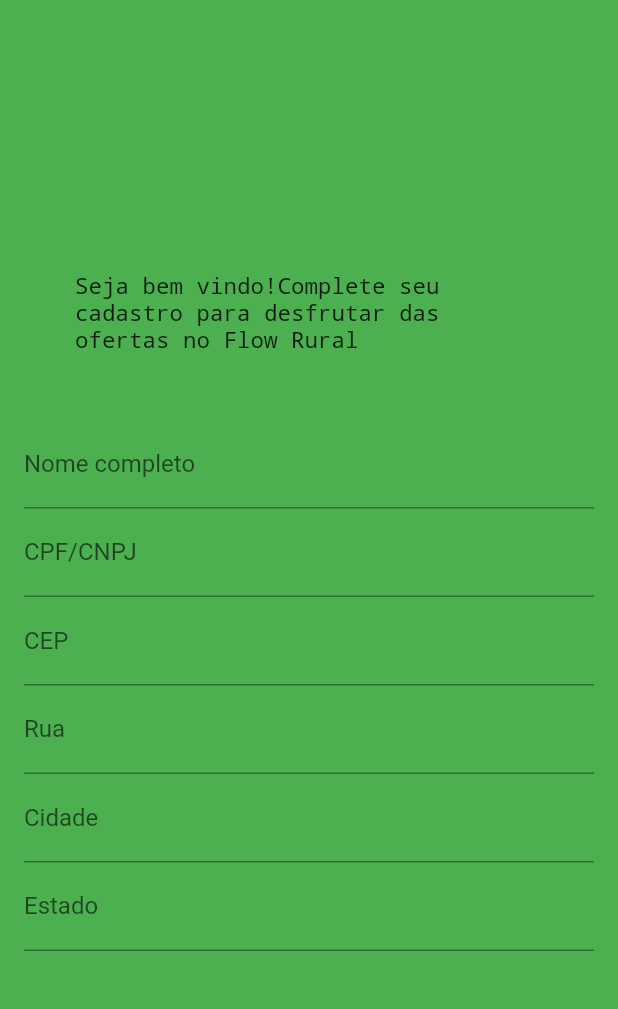
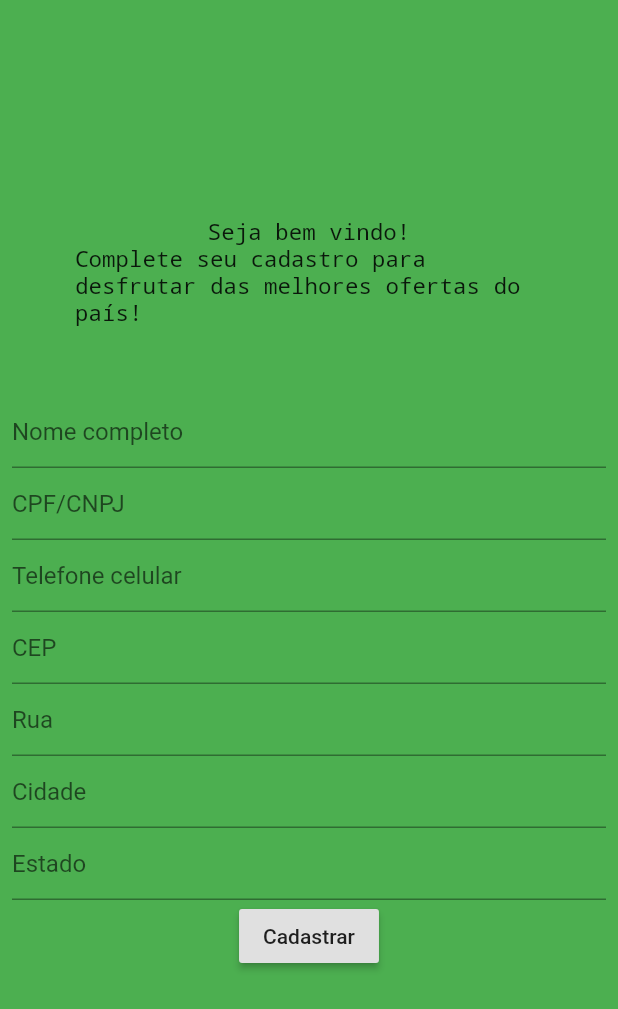
Before and after one commit to NeoQuiet/flowRural, a Flutter app: the CadPessoaView screen opened directly, on a phone screen of 412 x 824 dp. Shown: the top 1009 px of the screen. Run offline on Flutter 3.47's test engine with Material 2 defaults, Android fonts, the phone set to English and light mode, and no system bars; our stand-ins replace firebase_auth; accounts and stored records are empty.

Commit message:
Interface Cad anuncio e pessoa criadas

```diff
--- a/codigo_fonte/ruralflow/lib/models/anuncio.dart
+++ b/codigo_fonte/ruralflow/lib/models/anuncio.dart
@@ -6,10 +6,10 @@
   final String peso;
 
   Anuncio(
-    this.id,
     this.descricao,
     this.qtde,
     this.valor,
     this.peso,
+    this.id,
   );
 }
--- a/codigo_fonte/ruralflow/lib/utils/app_routes.dart
+++ b/codigo_fonte/ruralflow/lib/utils/app_routes.dart
@@ -1,3 +1,3 @@
 class AppRotas {
-  static const ANUNCIO_DESCRICAO = '/anuncio-descricao';
+  static const ANUNCIO_CADASTRO = '/anuncio-cadastro';
 }
--- a/codigo_fonte/ruralflow/lib/view/cad_pessoa_view.dart
+++ b/codigo_fonte/ruralflow/lib/view/cad_pessoa_view.dart
@@ -1,7 +1,12 @@
 import 'package:flutter/material.dart';
 import 'dart:math';
-import '../widgets/cad_pessoa_widget.dart';
+import '../widgets/form_cad_pessoa_widget.dart';
 
+/*
+AUTOR: CAIO RODRIGO C PEIXOTO
+DATA: 30/08/2020
+FUNÇÃO: ESTE ESTÁ INTERFACE TEM COMO FINALIDADE PERSISTIR UM NOVO PERFIL DE USUÁRIO
+ */
 class CadPessoaView extends StatelessWidget {
   @override
   Widget build(BuildContext context) {
@@ -30,10 +35,19 @@
                   decoration: BoxDecoration(
                     borderRadius: BorderRadius.circular(20),
                   ),
-                  child: Text(
-                    'Seja bem vindo!' +
-                        'Complete seu cadastro para desfrutar das ofertas no Flow Rural',
-                    style: TextStyle(fontSize: 15, fontFamily: 'Courier New'),
+                  child: Column(
+                    children: [
+                      Text(
+                        'Seja bem vindo!',
+                        style:
+                            TextStyle(fontSize: 15, fontFamily: 'Courier New'),
+                      ),
+                      Text(
+                        'Complete seu cadastro para desfrutar das melhores ofertas do país!',
+                        style:
+                            TextStyle(fontSize: 15, fontFamily: 'Courier New'),
+                      ),
+                    ],
                   ),
                 ),
                 CadPessoaForm(),
--- a/codigo_fonte/ruralflow/lib/view/flowrural_overview.dart
+++ b/codigo_fonte/ruralflow/lib/view/flowrural_overview.dart
@@ -1,6 +1,14 @@
 import 'package:flutter/material.dart';
 import 'package:ruralflow/widgets/anuncio_placa.dart';
 
+/*
+AUTOR: CAIO RODRIGO C PEIXOTO
+DATA: 30/08/2020
+FUNÇÃO: ESTA INTERFACE TEM COMO FINALIDADE SER A HOME PAGE DO USUARIO
+A PARTIR DELA SERÁ POSSÍVEL REALIZAR A BUSCA DE ANUNCIOS DE OUTROS USUÁRIOS
+E PERMITIR A NAVEGAÇÃO PARA OUTRAS FUNCIONALIDADES DA APLICAÇÃO COMO O CADASTRO DE ANUNCIOS.
+BUSCA DE ANUNCIOS E OUTROS.
+ */
 class HomeFlowRural extends StatelessWidget {
   @override
   Widget build(BuildContext context) {
--- a/codigo_fonte/ruralflow/lib/widgets/anuncio_placa.dart
+++ b/codigo_fonte/ruralflow/lib/widgets/anuncio_placa.dart
@@ -16,7 +16,7 @@
         child: GestureDetector(
           onTap: () {
             Navigator.of(context).pushNamed(
-              AppRotas.ANUNCIO_DESCRICAO,
+              AppRotas.ANUNCIO_CADASTRO,
               arguments: anuncio,
             );
           },
--- a/codigo_fonte/ruralflow/lib/widgets/cad_pessoa_widget.dart
+++ /dev/null
@@ -1,62 +0,0 @@
-import 'package:flutter/material.dart';
-
-class CadPessoaForm extends StatefulWidget {
-  @override
-  _CadPessoaFormState createState() => _CadPessoaFormState();
-}
-
-class _CadPessoaFormState extends State<CadPessoaForm> {
-  GlobalKey<FormState> _formularioCadastroPessoa = GlobalKey();
-  @override
-  Widget build(BuildContext context) {
-    return Container(
-      padding: EdgeInsets.all(16),
-      key: _formularioCadastroPessoa,
-      child: Column(
-        children: [
-          TextFormField(
-            decoration: InputDecoration(
-              labelText: 'Nome completo',
-            ),
-          ),
-          TextFormField(
-            decoration: InputDecoration(
-              labelText: 'CPF/CNPJ',
-            ),
-          ),
-          TextFormField(
-            decoration: InputDecoration(
-              labelText: 'CEP',
-            ),
-          ),
-          TextFormField(
-            decoration: InputDecoration(
-              labelText: 'Rua',
-            ),
-          ),
-          TextFormField(
-            decoration: InputDecoration(
-              labelText: 'Cidade',
-            ),
-          ),
-          TextFormField(
-            decoration: InputDecoration(
-              labelText: 'Estado',
-            ),
-          ),
-        ],
-      ),
-    );
-  }
-}
-
-/*
-
-ard(
-      elevation: 10,
-      shape: RoundedRectangleBorder(
-        borderRadius: BorderRadius.circular(10),
-      ),
-      child:
-
- */
--- /dev/null
+++ b/codigo_fonte/ruralflow/lib/widgets/form_cad_pessoa_widget.dart
@@ -0,0 +1,142 @@
+import 'package:flutter/material.dart';
+
+class CadPessoaForm extends StatefulWidget {
+  @override
+  _CadPessoaFormState createState() => _CadPessoaFormState();
+}
+
+class _CadPessoaFormState extends State<CadPessoaForm> {
+  GlobalKey<FormState> _formularioCadastroPessoa = GlobalKey();
+  @override
+  Widget build(BuildContext context) {
+    return Container(
+      margin: EdgeInsets.only(
+        bottom: 30,
+        top: 10,
+      ),
+      padding: EdgeInsets.symmetric(
+        vertical: 8,
+        horizontal: 8,
+      ),
+      decoration: BoxDecoration(
+        borderRadius: BorderRadius.circular(20),
+      ),
+      child: Form(
+        key: _formularioCadastroPessoa,
+        child: Column(
+          crossAxisAlignment: CrossAxisAlignment.start,
+          children: <Widget>[
+            TextFormField(
+              decoration: const InputDecoration(
+                hintText: 'Nome completo',
+              ),
+              validator: (value) {
+                if (value.isEmpty) {
+                  return 'Inválido';
+                }
+                return null;
+              },
+            ),
+            TextFormField(
+              decoration: const InputDecoration(
+                hintText: 'CPF/CNPJ',
+              ),
+              validator: (value) {
+                if (value.isEmpty) {
+                  return 'Inválido';
+                }
+                return null;
+              },
+            ),
+            TextFormField(
+              decoration: const InputDecoration(
+                hintText: 'Telefone celular',
+              ),
+              validator: (value) {
+                if (value.isEmpty) {
+                  return 'Inválido';
+                }
+                return null;
+              },
+            ),
+            TextFormField(
+              decoration: const InputDecoration(
+                hintText: 'CEP',
+              ),
+              validator: (value) {
+                if (value.isEmpty) {
+                  return 'Please enter some text';
+                }
+                return null;
+              },
+            ),
+            TextFormField(
+              decoration: const InputDecoration(
+                hintText: 'Rua',
+              ),
+              validator: (value) {
+                if (value.isEmpty) {
+                  return 'Please enter some text';
+                }
+                return null;
+              },
+            ),
+            TextFormField(
+              decoration: const InputDecoration(
+                hintText: 'Cidade',
+              ),
+              validator: (value) {
+                if (value.isEmpty) {
+                  return 'Please enter some text';
+                }
+                return null;
+              },
+            ),
+            TextFormField(
+              decoration: const InputDecoration(
+                hintText: 'Estado',
+              ),
+              validator: (value) {
+                if (value.isEmpty) {
+                  return 'Please enter some text';
+                }
+                return null;
+              },
+            ),
+            Center(
+              child: Padding(
+                padding: const EdgeInsets.symmetric(
+                  vertical: 0,
+                  horizontal: 10,
+                ),
+                child: RaisedButton(
+                  onPressed: () {
+                    // Validate will return true if the form is valid, or false if
+                    // the form is invalid.
+                    if (_formularioCadastroPessoa.currentState.validate()) {
+                      // Process data.
+                    }
+                  },
+                  child: Text(
+                    'Cadastrar',
+                  ),
+                ),
+              ),
+            ),
+          ],
+        ),
+      ),
+    );
+  }
+}
+
+/*
+
+ard(
+      elevation: 10,
+      shape: RoundedRectangleBorder(
+        borderRadius: BorderRadius.circular(10),
+      ),
+      child:
+
+ */
```
Also changed, not shown: codigo_fonte/ruralflow/lib/main.dart (+4 -7 lines), codigo_fonte/ruralflow/lib/view/anuncio_view.dart (+37 -4 lines), codigo_fonte/ruralflow/lib/view/anuncio_view_old.dart (added, +15 -0 lines), codigo_fonte/ruralflow/lib/widgets/form_cad_anuncio_widget.dart (added, +93 -0 lines).
